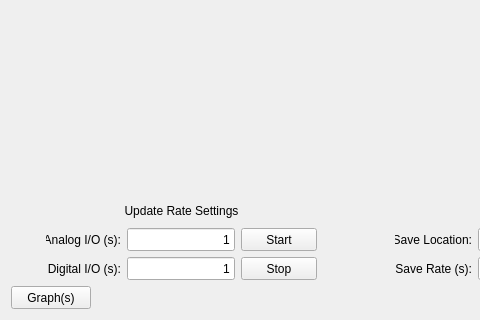
Qt form src/user-interfaces/gui-io-control.ui (Donn13Darko/uC_Interfacer) before a commit; both pictures show x 0 to 480 and y 100 to 420 of the 1050 by 420 pixel window.
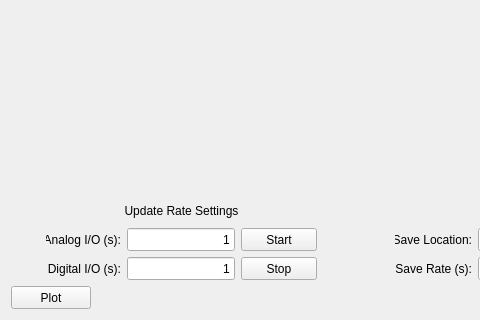
The same form after that commit.

Commit message: Correctly resizing graphs (set stretch factors)

Patch:
```diff
--- a/src/user-interfaces/gui-io-control.ui
+++ b/src/user-interfaces/gui-io-control.ui
@@ -992,7 +992,7 @@
       </size>
      </property>
      <property name="text">
-      <string>Graph(s)</string>
+      <string>Plot</string>
      </property>
     </widget>
    </item>
```
Left out of the diff: 2 changed lines with no effect on the pictures. The commit also changes 3 other files.
